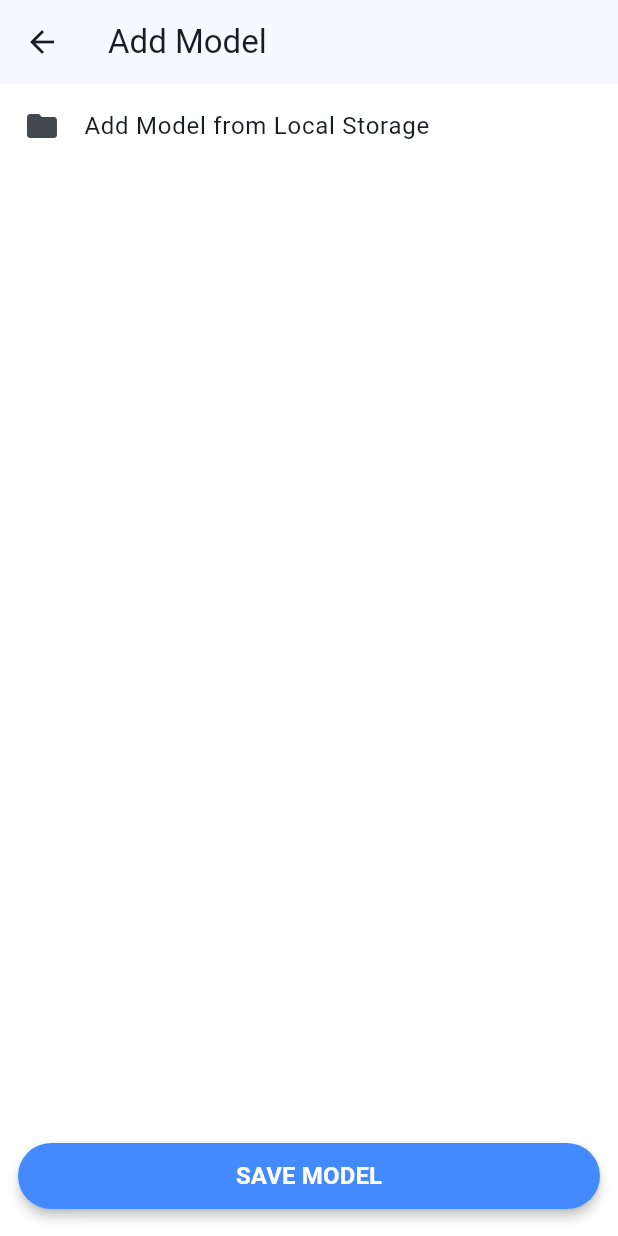
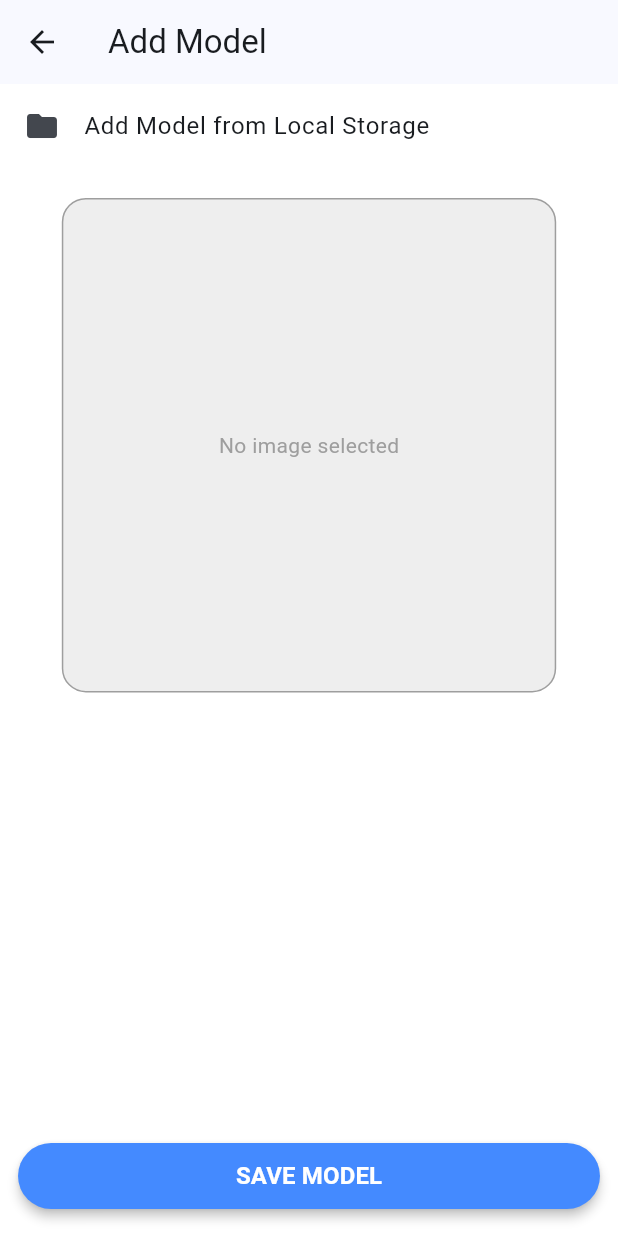
Before and after one commit to Gabrielscarpati/ar_application_combined, a Flutter app: the AddModelScreenLocalStorage screen opened directly, after a tap on "Add Model from Local Storage", on a phone screen of 412 x 824 dp. Run offline on Flutter 3.47's test engine with Material 3 defaults, Android fonts, the light colour scheme and no system bars; drawn by our look-alikes of rounded_loading_button, screenshot; our stand-ins replace cloud_firestore, file_picker, firebase_core, firebase_storage, flutter_secure_storage, flutter_slidable; missing offline and left inert: ar_flutter_plugin, flutter_barcode_scanner, model_viewer_plus, o3d; accounts and stored records are empty.

Commit message:
fix: Error when importing from local storage

```diff
--- a/lib/features/add_model_internal_storage/views/add_model_body_local_storage.dart
+++ b/lib/features/add_model_internal_storage/views/add_model_body_local_storage.dart
@@ -5,7 +5,6 @@ import 'package:augmented_reality/ultil/snack_bar.dart';
 import 'package:file_picker/file_picker.dart';
 import 'package:flutter/material.dart';
 import 'package:model_viewer_plus/model_viewer_plus.dart';
-import 'package:o3d/o3d.dart';
 import 'package:path/path.dart' as path;
 import 'package:screenshot/screenshot.dart';
 
@@ -20,13 +19,11 @@ class AddModelBodyLocalStorage extends StatefulWidget {
 }
 
 class _AddModelBodyLocalStorageState extends State<AddModelBodyLocalStorage> {
-  O3DController controller = O3DController();
-
   ScreenshotController screenshotController = ScreenshotController();
   Uint8List? _imageBytes;
   bool isLoading = false;
   final _storage = AddModelFromInternalStorageProvider();
-  List<int> differenceList = [];
+  String? modelPath;
 
   Widget defaultWidget() {
     return Container();
@@ -34,14 +31,16 @@ class _AddModelBodyLocalStorageState extends State<AddModelBodyLocalStorage> {
 
   late Widget item = defaultWidget();
 
-  void takeAndMeasureScreenshot(String? filePath) async {
+  void takeAndMeasureScreenshot(String filePath) async {
     try {
       Uint8List? imageBytes = await screenshotController.capture();
-      setState(() {
-        _imageBytes = imageBytes;
-      });
-      _storage.setPathModel = filePath!;
-      _storage.setImageBytesImage = imageBytes!;
+      if (imageBytes != null) {
+        setState(() {
+          _imageBytes = imageBytes;
+          _storage.setImageBytesImage = imageBytes;
+          _storage.setPathModel = filePath;
+        });
+      }
     } catch (e) {
       debugPrint("TakeAndMeasureScreenshot: $e");
     }
@@ -49,10 +48,58 @@ class _AddModelBodyLocalStorageState extends State<AddModelBodyLocalStorage> {
 
   Future<File> renameFile(File file) async {
     final newFileName = path.basename(file.path).replaceAll(' ', '_');
-    // Tornar o nome do arquivo minusculo
-    final newPath = path.join(path.dirname(file.path), newFileName.toLowerCase());
+    final newPath =
+        path.join(path.dirname(file.path), newFileName.toLowerCase());
     final newFile = await file.rename(newPath);
     return newFile;
+  }
+
+  void pickFile() async {
+    try {
+      setState(() {
+        _imageBytes = null;
+        isLoading = true;
+        item = defaultWidget();
+        modelPath = null;
+      });
+      _storage.clearStorage(); // Clear previous storage
+
+      final result = await FilePicker.platform.pickFiles();
+      if (result != null) {
+        File file = File(result.files.single.path ?? "");
+        file = await renameFile(file);
+        final typeFile = path.extension(file.path);
+        if (typeFile == ".glb") {
+          setState(() {
+            item = ModelViewer(
+              backgroundColor: const Color.fromARGB(0xFF, 0xEE, 0xEE, 0xEE),
+              src: "file://${file.path}",
+              alt: 'A 3D model of an astronaut',
+              autoRotate: true,
+              cameraControls: true,
+            );
+            modelPath = file.path;
+          });
+          await Future.delayed(const Duration(seconds: 3));
+          takeAndMeasureScreenshot(file.path);
+        } else {
+          if (!mounted) return;
+          ShowSnackBar(
+            context: context,
+            doesItAppearAtTheBottom: true,
+          ).showErrorSnackBar(
+            message: "Please select a .glb file",
+          );
+        }
+      } else {
+        debugPrint("FilePicker: No file selected");
+      }
+      setState(() {
+        isLoading = false;
+      });
+    } catch (e) {
+      debugPrint("PickFile: $e");
+    }
   }
 
   @override
@@ -64,8 +111,8 @@ class _AddModelBodyLocalStorageState extends State<AddModelBodyLocalStorage> {
           child: Screenshot(
             controller: screenshotController,
             child: SizedBox(
-              height: 193,
-              width: 200,
+              height: MediaQuery.of(context).size.height * 0.4,
+              width: MediaQuery.of(context).size.width * 0.8,
               child: item,
             ),
           ),
@@ -76,48 +123,7 @@ class _AddModelBodyLocalStorageState extends State<AddModelBodyLocalStorage> {
             children: [
               InkWell(
                 borderRadius: BorderRadius.circular(16),
-                onTap: () async {
-                  try {
-                    final result = await FilePicker.platform.pickFiles();
-                    setState(() {
-                      _imageBytes = null;
-                      isLoading = true;
-                      item = defaultWidget();
-                    });
-                    if (result != null) {
-                      File file = File(result.files.single.path ?? "");
-                      file = await renameFile(file);
-                      final typeFile = path.extension(file.path);
-                      if (typeFile == ".glb") {
-                        setState(() {
-                          item = ModelViewer(
-                            backgroundColor:
-                                const Color.fromARGB(0xFF, 0xEE, 0xEE, 0xEE),
-                            src: "file://${file.path}",
-                            alt: 'A 3D model of an astronaut',
-                            autoRotate: true,
-                            cameraControls: true,
-                          );
-                        });
-                        await Future.delayed(const Duration(seconds: 3));
-                        takeAndMeasureScreenshot(file.path);
-                      } else {
-                        if(!mounted) return;
-                        ShowSnackBar(context: context, doesItAppearAtTheBottom: true)
-                        .showErrorSnackBar(
-                            message: "Please select a .glb file",
-                        );
-                      }
-                    } else {
-                      debugPrint("FilePicker: No file selected");
-                    }
-                    setState(() {
-                      isLoading = false;
-                    });
-                  } catch (e) {
-                    debugPrint("TakeAndMeasureScreenshot: $e");
-                  }
-                },
+                onTap: () => pickFile(),
                 child: Ink(
                   decoration: BoxDecoration(
                     color: Colors.white,
@@ -138,24 +144,44 @@ class _AddModelBodyLocalStorageState extends State<AddModelBodyLocalStorage> {
                 ),
               ),
               const SizedBox(height: 20),
-              SizedBox(
-                height: 193,
-                width: 200,
-                child: _imageBytes != null
-                    ? Image.memory(_imageBytes!)
-                    : Container(),
-              ),
-              if (isLoading)
-                const SizedBox(
-                  height: 193,
-                  width: 200,
-                  child: Center(
-                    child: SizedBox(
-                        height: 100,
-                        width: 100,
-                        child: CircularProgressIndicator()),
+              if (_imageBytes != null)
+                Container(
+                  height: MediaQuery.of(context).size.height * 0.4,
+                  width: MediaQuery.of(context).size.width * 0.8,
+                  decoration: BoxDecoration(
+                    borderRadius: BorderRadius.circular(16),
+                  ),
+                  child: ModelViewer(
+                    backgroundColor:
+                        const Color.fromARGB(0xFF, 0xEE, 0xEE, 0xEE),
+                    src: "file://$modelPath",
+                    alt: 'A 3D model',
+                    autoRotate: true,
+                    cameraControls: true,
                   ),
                 )
+              else if (!isLoading && _imageBytes == null)
+                Container(
+                  height: MediaQuery.of(context).size.height * 0.4,
+                  width: MediaQuery.of(context).size.width * 0.8,
+                  decoration: BoxDecoration(
+                    borderRadius: BorderRadius.circular(16),
+                    color: Colors.grey[200],
+                    border: Border.all(color: Colors.grey, width: 1),
+                  ),
+                  child: const Center(
+                    child: Text(
+                      'No image selected',
+                      style: TextStyle(color: Colors.grey),
+                    ),
+                  ),
+                ),
+              if (isLoading)
+                const Expanded(
+                  child: Center(
+                    child: CircularProgressIndicator(),
+                  ),
+                ),
             ],
           ),
         ),
--- a/lib/provider/add_model_from_internal_storage_provider.dart
+++ b/lib/provider/add_model_from_internal_storage_provider.dart
@@ -111,6 +111,12 @@ class AddModelFromInternalStorageProvider with ChangeNotifier {
     notifyListeners();
   }
 
+  void clearStorage() {
+    pathModel = '';
+    _imageBytesImage = null;
+    notifyListeners();
+  }
+
   void goBackAddModel(BuildContext context) {
     Navigator.pushAndRemoveUntil(
       context,
```
